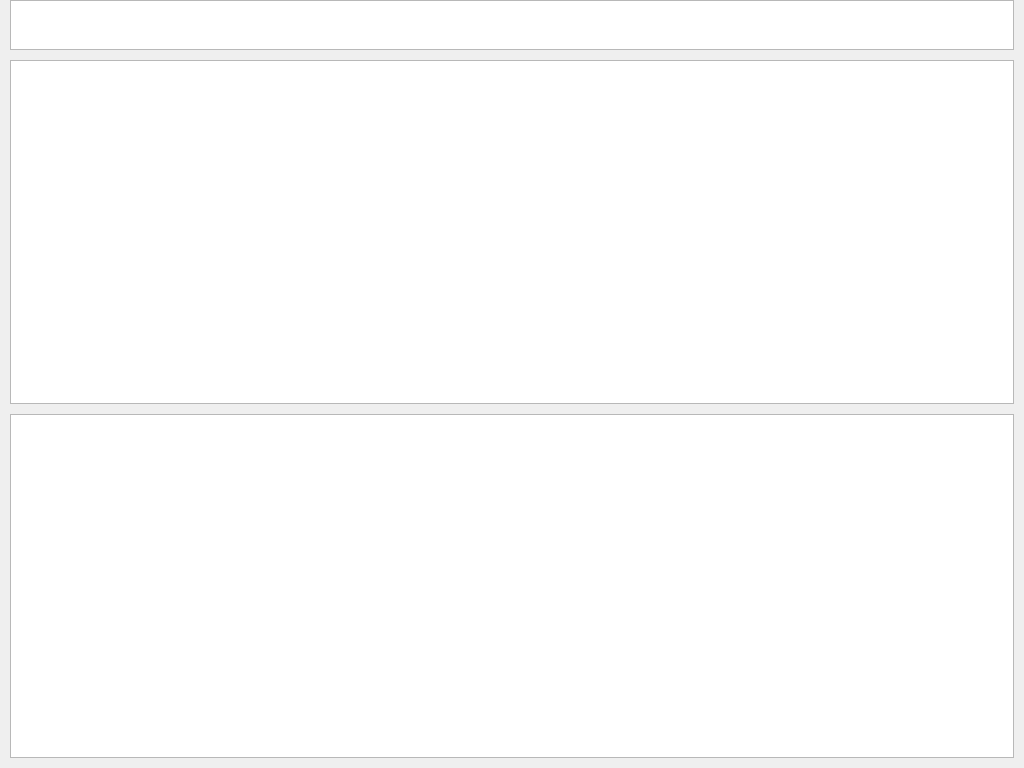
Before: the Qt Designer form window.ui in 851896022/full_link_monitoring, drawn with Qt 5.
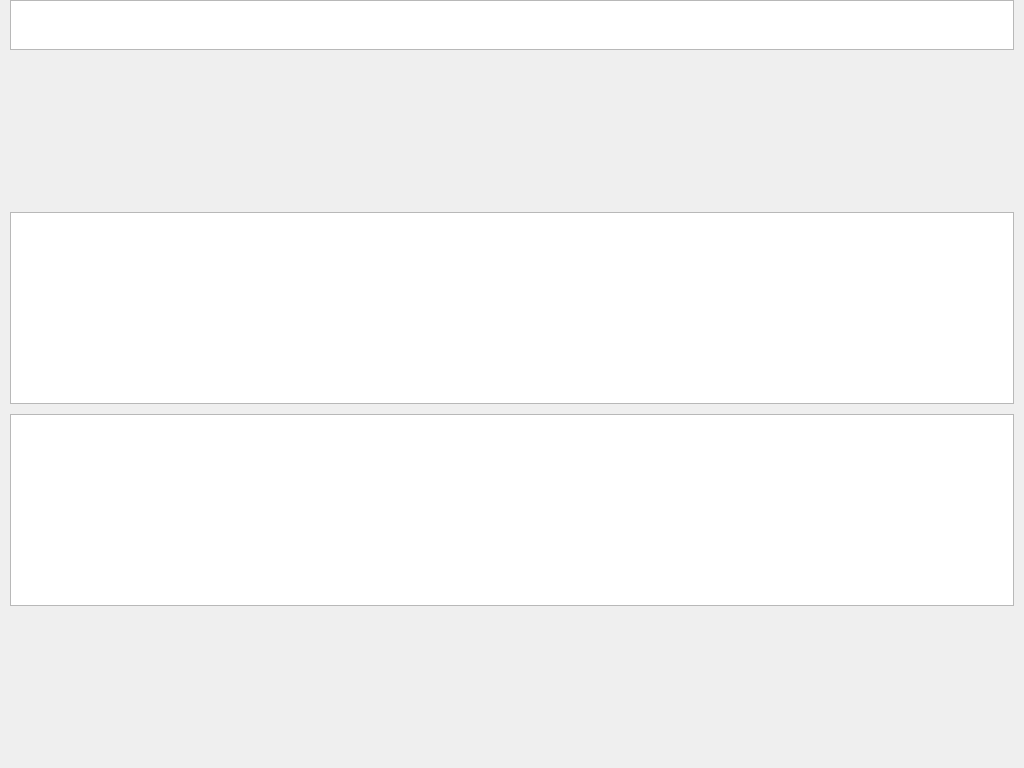
After: the same form once the commit is applied. Icons and pictures are not drawn. Custom widgets are drawn as their Qt base class.

Patch:
```diff
--- a/window.ui
+++ b/window.ui
@@ -43,6 +43,9 @@
         <property name="spacing">
          <number>10</number>
         </property>
+        <property name="sizeConstraint">
+         <enum>QLayout::SetNoConstraint</enum>
+        </property>
         <property name="leftMargin">
          <number>10</number>
         </property>
@@ -65,8 +68,27 @@
           </property>
          </widget>
         </item>
+        <item>
+         <spacer name="verticalSpacer">
+          <property name="orientation">
+           <enum>Qt::Vertical</enum>
+          </property>
+          <property name="sizeHint" stdset="0">
+           <size>
+            <width>20</width>
+            <height>40</height>
+           </size>
+          </property>
+         </spacer>
+        </item>
         <item>
          <widget class="LinkModel" name="linkModel_1">
+          <property name="maximumSize">
+           <size>
+            <width>16777215</width>
+            <height>700</height>
+           </size>
+          </property>
           <property name="lineWidth">
            <number>0</number>
           </property>
@@ -75,6 +97,19 @@
         <item>
          <widget class="LinkModel" name="linkModel_2"/>
         </item>
+        <item>
+         <spacer name="verticalSpacer_2">
+          <property name="orientation">
+           <enum>Qt::Vertical</enum>
+          </property>
+          <property name="sizeHint" stdset="0">
+           <size>
+            <width>20</width>
+            <height>40</height>
+           </size>
+          </property>
+         </spacer>
+        </item>
        </layout>
       </widget>
       <widget class="QWidget" name="page_2"/>
```
